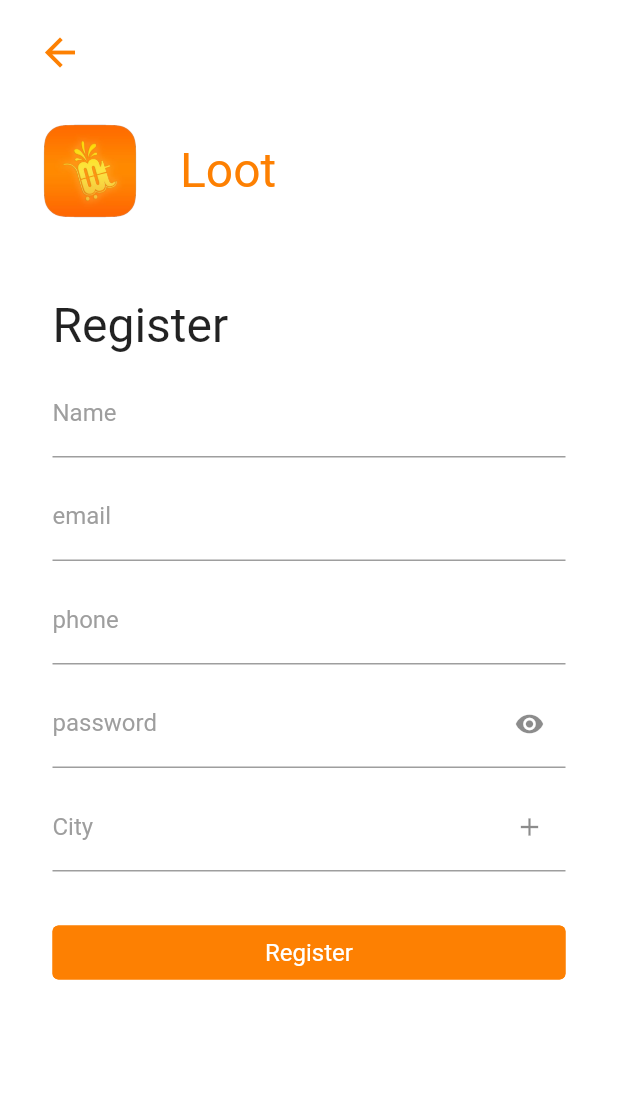
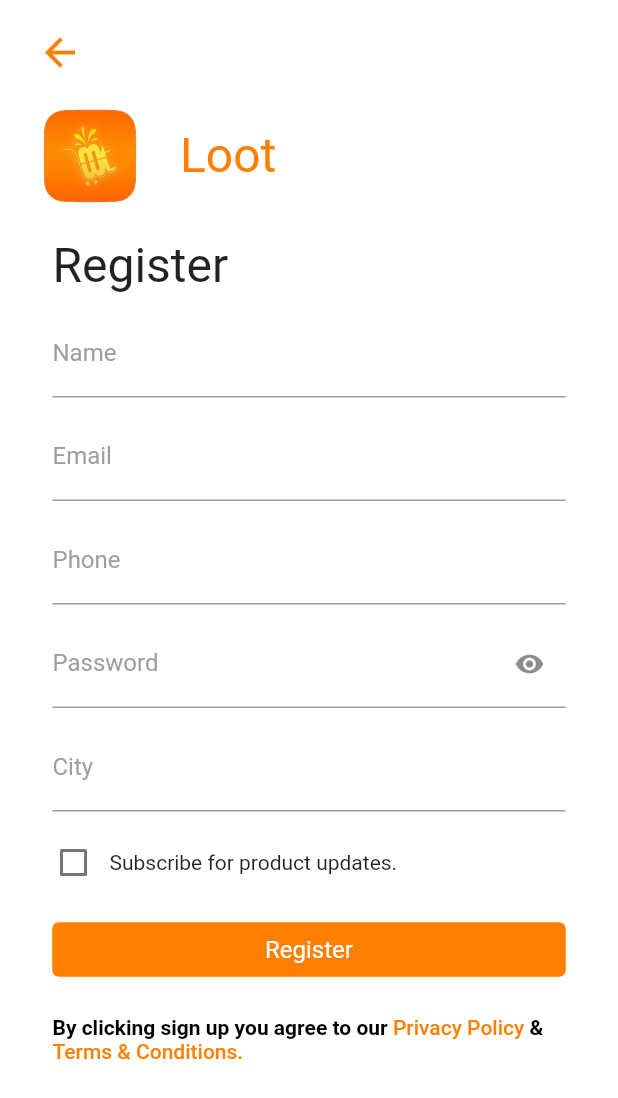
Before and after one commit to SyedBaqar14/Loot-Deals-And-Offers, a Flutter app: the Register screen opened directly, on a phone screen of 412 x 824 dp. Shown: the top 1098 px of the screen. Run offline on Flutter 3.47's test engine with Material 2 defaults, Android fonts, the phone set to English and light mode, and no system bars; our stand-ins replace fluttertoast, google_fonts, google_mobile_ads, share_plus, shared_preferences, webview_flutter; accounts and stored records are empty; network calls fail; Roboto replaces fonts that are missing (Poppins).

Commit message:
added city and subscribe options in signup

```diff
--- a/lib/views/register/register.dart
+++ b/lib/views/register/register.dart
@@ -23,6 +23,18 @@ class _RegisterState extends State<Register> {
   bool isObsecure = true;
   late FToast fToast;
 
+  bool rememberMe = false;
+
+  void _onRememberMeChanged(bool? newValue) => setState(() {
+    rememberMe = newValue!;
+
+    if (rememberMe) {
+      // TODO: Here goes your functionality that remembers the user.
+    } else {
+      // TODO: Forget the user
+    }
+  });
+
   @override
   void initState() {
     super.initState();
@@ -32,7 +44,7 @@ class _RegisterState extends State<Register> {
     _controllerPhone = new TextEditingController();
     _controllerEmailAddress = new TextEditingController();
     _controllerPassword = new TextEditingController();
-    _controllerConfirmPassword = new TextEditingController();
+    _controllerCity = new TextEditingController();
   }
 
   _showToast({required String message}) {
@@ -108,7 +120,7 @@ class _RegisterState extends State<Register> {
   late TextEditingController _controllerPhone;
   late TextEditingController _controllerEmailAddress;
   late TextEditingController _controllerPassword;
-  late TextEditingController _controllerConfirmPassword;
+  late TextEditingController _controllerCity;
 
   @override
   Widget build(BuildContext context) {
@@ -136,7 +148,7 @@ class _RegisterState extends State<Register> {
                 Row(
                   children: [
                     Padding(
-                      padding: EdgeInsets.only(left: 0, top: 30, right: 0),
+                      padding: EdgeInsets.only(left: 0, top: 20, right: 0),
                       child: Image.asset(
                         AssetConfig.kLootLogo,
                         height: 67.95,
@@ -144,7 +156,7 @@ class _RegisterState extends State<Register> {
                       ),
                     ),
                     Padding(
-                      padding: const EdgeInsets.only(top: 30, left: 0),
+                      padding: const EdgeInsets.only(top: 20, left: 0),
                       child: Text(
                         "Loot",
                         style: TextStyle(
@@ -157,7 +169,7 @@ class _RegisterState extends State<Register> {
                   ],
                 ),
                 Padding(
-                  padding: const EdgeInsets.only(top: 50, left: 35),
+                  padding: const EdgeInsets.only(top: 20, left: 35),
                   child: Heading(
                     text: "Register",
                   ),
@@ -168,7 +180,7 @@ class _RegisterState extends State<Register> {
                     controller: _controllerName,
                     validator: (val) {
                       if (val!.isEmpty) {
-                        return "First Name is required";
+                        return "Name is required";
                       } else {
                         return null;
                       }
@@ -196,7 +208,7 @@ class _RegisterState extends State<Register> {
                       }
                     },
                     decoration: InputDecoration(
-                      labelText: "email",
+                      labelText: "Email",
                       labelStyle:
                           TextStyle(fontFamily: 'Poppins', color: Colors.grey),
                     ),
@@ -214,7 +226,7 @@ class _RegisterState extends State<Register> {
                       }
                     },
                     decoration: InputDecoration(
-                      labelText: "phone",
+                      labelText: "Phone",
                       labelStyle:
                       TextStyle(fontFamily: 'Poppins', color: Colors.grey),
                     ),
@@ -226,7 +238,7 @@ class _RegisterState extends State<Register> {
                     controller: _controllerPassword,
                     obscureText: isObsecure,
                     decoration: InputDecoration(
-                      labelText: "password",
+                      labelText: "Password",
                       labelStyle:
                           TextStyle(fontFamily: 'Poppins', color: Colors.grey),
                     ).copyWith(
@@ -261,25 +273,7 @@ class _RegisterState extends State<Register> {
                 Padding(
                   padding: const EdgeInsets.only(top: 10, left: 35, right: 35),
                   child: TextFormField(
-                    controller: _controllerConfirmPassword,
-                    obscureText: isObsecure,
-                    decoration: InputDecoration(
-                      labelText: "City",
-                      labelStyle:
-                          TextStyle(fontFamily: 'Poppins', color: Colors.grey),
-                    ).copyWith(
-                      suffixIcon: InkWell(
-                        onTap: () {
-                          setState(() {
-                            isObsecure = !isObsecure;
-                          });
-                        },
-                        child: Icon(
-                                Icons.add,
-                                size: 20,
-                              ),
-                      ),
-                    ),
+                    controller: _controllerCity,
                     validator: (val) {
                       if (val!.isEmpty) {
                         return "City is required";
@@ -287,13 +281,30 @@ class _RegisterState extends State<Register> {
                         return null;
                       }
                     },
+                    decoration: InputDecoration(
+                      labelText: "City",
+                      labelStyle:
+                      TextStyle(fontFamily: 'Poppins', color: Colors.grey),
+                    ),
+                  ),
+                ),
+                Padding(
+                  padding: const EdgeInsets.only(top: 10, left: 25, right: 35),
+                  child: Row(
+                    children: [
+                      Checkbox(
+                          value: rememberMe,
+                          onChanged: _onRememberMeChanged
+                      ),
+                      const Text("Subscribe for product updates.")
+                    ],
                   ),
                 ),
                 Align(
                   alignment: Alignment.center,
                   child: Padding(
                     padding:
-                        const EdgeInsets.only(top: 30, left: 35, right: 35),
+                        const EdgeInsets.only(top: 10, left: 35, right: 35),
                     child: OutlinedButton(
                         // style: ButtonStyle(backgroundColor: MaterialStateProperty.all(Colors.white), side: ),
                         style: OutlinedButton.styleFrom(
@@ -314,7 +325,7 @@ class _RegisterState extends State<Register> {
                               phone: _controllerPhone.text,
                               email: _controllerEmailAddress.text,
                               password: _controllerPassword.text,
-                              cPassword: _controllerConfirmPassword.text);
+                              cPassword: _controllerCity.text);
                         },
                         child: Text(
                           "Register",
@@ -327,7 +338,39 @@ class _RegisterState extends State<Register> {
                 ),
                 SizedBox(
                   height: 10,
-                )
+                ),
+                Padding(
+                  padding: const EdgeInsets.only(top: 10, left: 35, right: 35),
+                  child: RichText(
+                    text: new TextSpan(
+                      // Note: Styles for TextSpans must be explicitly defined.
+                      // Child text spans will inherit styles from parent
+                      style: new TextStyle(
+                        fontSize: 14.0,
+                        color: Colors.black,
+                      ),
+                      children: <TextSpan>[
+                        TextSpan(text: "By clicking sign up you agree to our ",
+                            style: GoogleFonts.roboto(
+                              color: Colors.black,
+                            fontWeight: FontWeight.bold)),
+                        new TextSpan(text: "Privacy Policy ",
+                            style: GoogleFonts.roboto(
+                              fontWeight: FontWeight.w500,
+                              color: kUniversalColor,)),
+                        TextSpan(text: "& ",
+                            style: GoogleFonts.roboto(
+                                color: Colors.black,
+                                fontWeight: FontWeight.bold)),
+                        new TextSpan(text: "Terms & Conditions. ",
+                            style: GoogleFonts.roboto(
+                              fontWeight: FontWeight.w500,
+                              color: kUniversalColor,)),
+                      ],
+                    ),
+                  ),
+                ),
+                SizedBox(height: 20,)
               ],
             ),
           ),
```
Also changed, not shown: lib/components/side_nav.dart (+27 -12 lines), lib/views/about_us/about_us.dart (+8 -4 lines).
